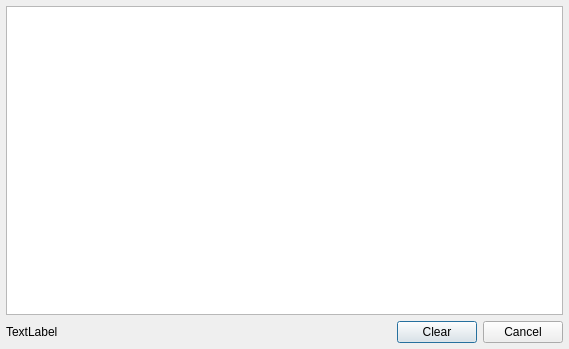
Old version of the form examples/GuiClient/xmlConsoleDialog.ui in the repository mtdcr/QXmpp.
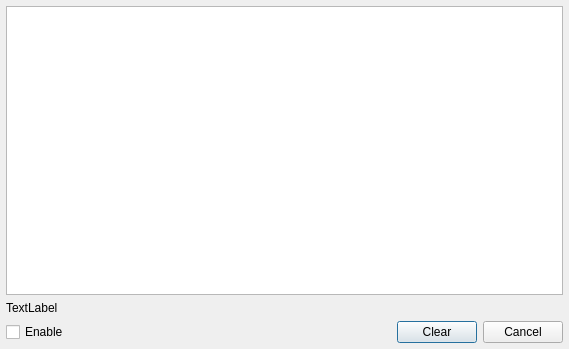
New version of the form. Icons and pictures are not drawn.

Diff of the .ui file:
```diff
--- a/examples/GuiClient/xmlConsoleDialog.ui
+++ b/examples/GuiClient/xmlConsoleDialog.ui
@@ -20,12 +20,19 @@
    <item>
     <widget class="QTextBrowser" name="textBrowser"/>
    </item>
+   <item>
+    <widget class="QLabel" name="label_legend">
+     <property name="text">
+      <string>TextLabel</string>
+     </property>
+    </widget>
+   </item>
    <item>
     <layout class="QHBoxLayout" name="horizontalLayout">
      <item>
-      <widget class="QLabel" name="label_legend">
+      <widget class="QCheckBox" name="checkBox_enable">
        <property name="text">
-        <string>TextLabel</string>
+        <string>Enable</string>
        </property>
       </widget>
      </item>
```
Left out of the diff: 8 changed lines with no effect on the pictures.
